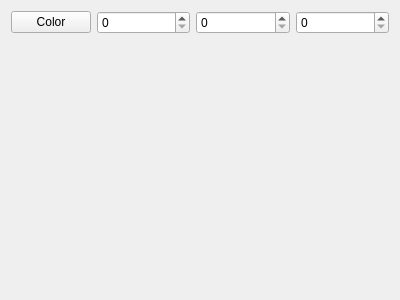
Old version of the form src/ui/ledControl/LedControlWidget.ui in the repository skye-git/qgroundcontrol-old.
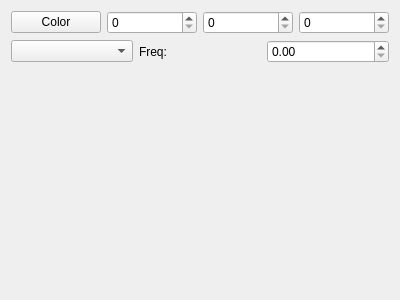
New version of the form.

Commit message: Mode and Frequency for LED Control (READY)

What changed in the file:
```diff
--- a/src/ui/ledControl/LedControlWidget.ui
+++ b/src/ui/ledControl/LedControlWidget.ui
@@ -14,18 +14,32 @@
    <string>Form</string>
   </property>
   <layout class="QFormLayout" name="formLayout">
-   <property name="fieldGrowthPolicy">
-    <enum>QFormLayout::AllNonFixedFieldsGrow</enum>
-   </property>
-   <item row="0" column="0">
+   <item row="1" column="0" colspan="2">
+    <layout class="QHBoxLayout" name="horizontalLayout2">
+     <item>
+      <widget class="QComboBox" name="comboBoxMode"/>
+     </item>
+     <item>
+      <widget class="QLabel" name="labelFrequency">
+       <property name="text">
+        <string>Freq:</string>
+       </property>
+      </widget>
+     </item>
+     <item>
+      <widget class="QDoubleSpinBox" name="doubleSpinBoxFrequency"/>
+     </item>
+    </layout>
+   </item>
+   <item row="0" column="0" colspan="2">
+    <layout class="QHBoxLayout" name="horizontalLayout">
+     <item>
     <widget class="QPushButton" name="ledColorButton">
      <property name="text">
       <string>Color</string>
      </property>
     </widget>
    </item>
-   <item row="0" column="1">
-    <layout class="QHBoxLayout" name="horizontalLayout">
      <item>
       <widget class="QSpinBox" name="spinBoxRed"/>
      </item>
```
Lines whose indentation alone changed are shown as unchanged. The commit also changes 6 other files.
